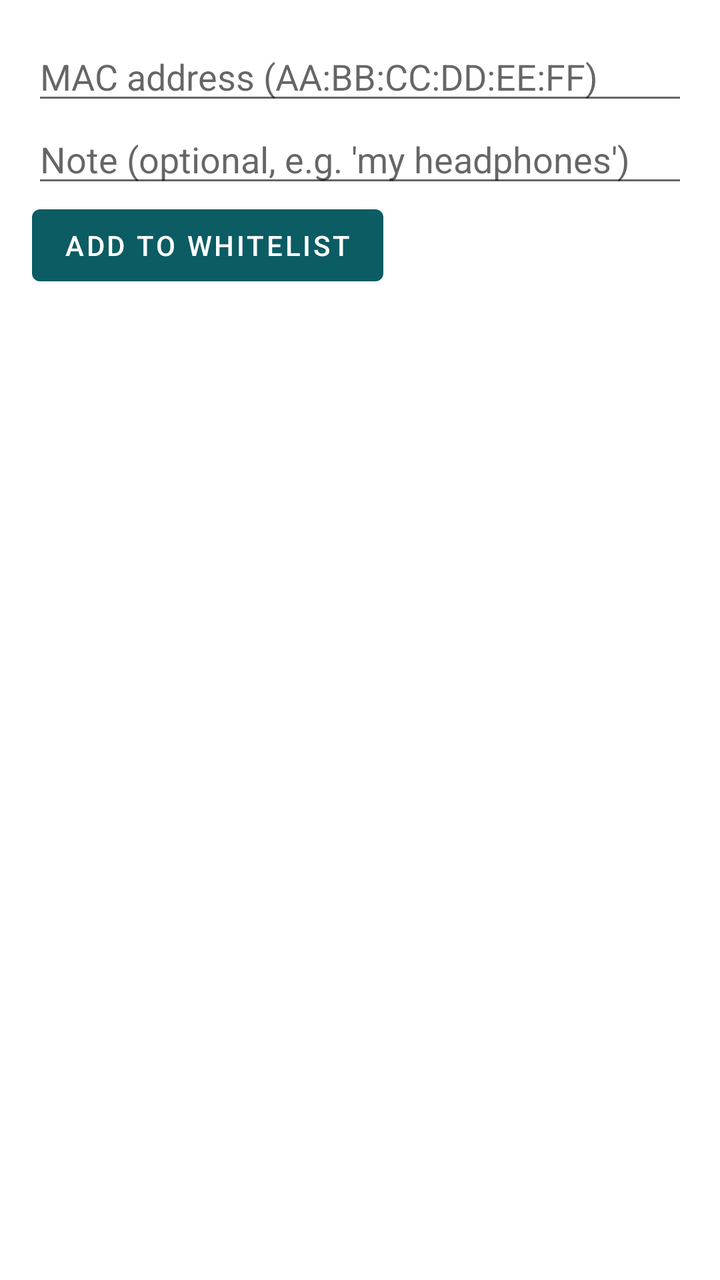
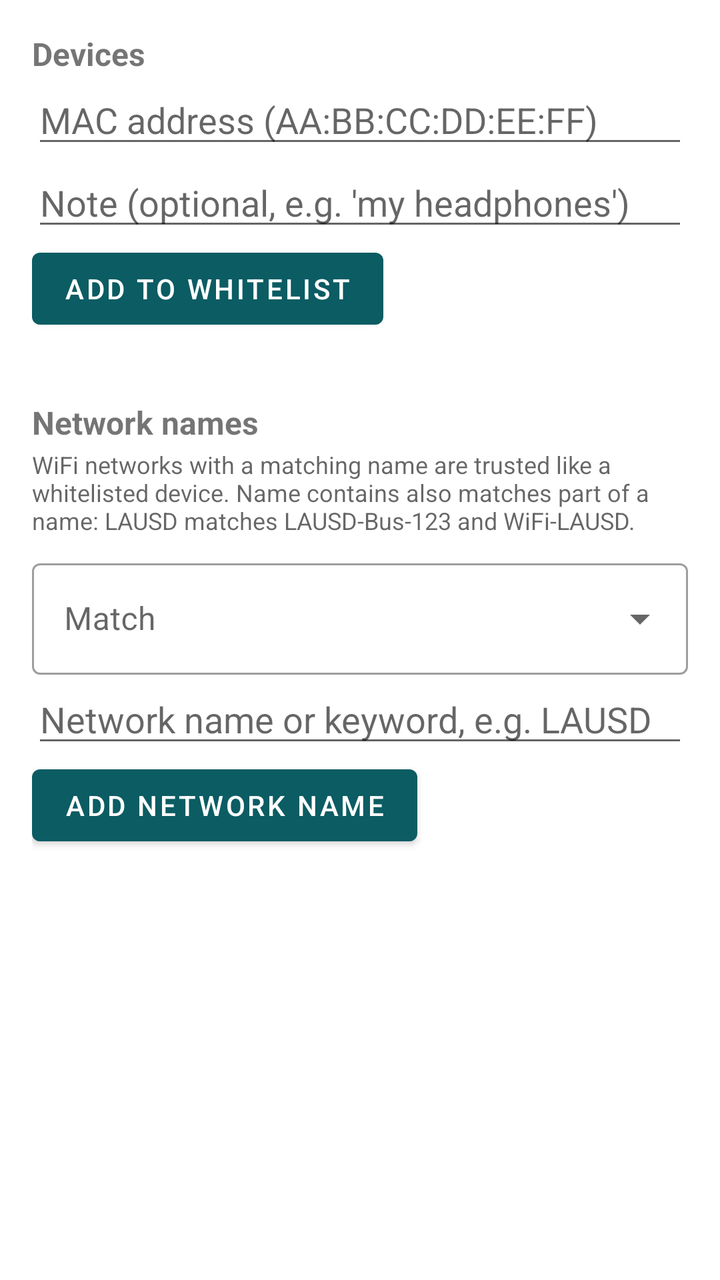

Before-and-after screenshots of an Android layout around one commit, followed by the original layout XML and the change that was made.
<!-- AndroidManifest.xml: application theme Theme.RFSentinel -->
<!-- res/layout/activity_whitelist.xml -->
<?xml version="1.0" encoding="utf-8"?>
<LinearLayout xmlns:android="http://schemas.android.com/apk/res/android"
    android:layout_width="match_parent"
    android:layout_height="match_parent"
    android:orientation="vertical"
    android:padding="16dp">

    <EditText
        android:id="@+id/macInput"
        android:layout_width="match_parent"
        android:layout_height="wrap_content"
        android:inputType="textCapCharacters|textNoSuggestions"
        android:importantForAutofill="no"
        android:hint="MAC address (AA:BB:CC:DD:EE:FF)" />

    <EditText
        android:id="@+id/noteInput"
        android:layout_width="match_parent"
        android:layout_height="wrap_content"
        android:inputType="text"
        android:importantForAutofill="no"
        android:hint="Note (optional, e.g. 'my headphones')" />

    <Button
        android:id="@+id/addButton"
        android:layout_width="wrap_content"
        android:layout_height="wrap_content"
        android:text="Add to whitelist" />

    <androidx.recyclerview.widget.RecyclerView
        android:id="@+id/recyclerView"
        android:layout_width="match_parent"
        android:layout_height="0dp"
        android:layout_weight="1"
        android:layout_marginTop="16dp" />

</LinearLayout>
<!-- resources referenced by this layout -->
<resources>
  <style name="Theme.RFSentinel" parent="Theme.MaterialComponents.DayNight.DarkActionBar">
          <item name="colorPrimary">@color/brand_primary</item>
          <item name="colorPrimaryVariant">@color/brand_primary_dark</item>
          <item name="colorOnPrimary">@android:color/white</item>
          <item name="colorSecondary">@color/brand_accent</item>
          <item name="colorOnSecondary">@android:color/white</item>
          <item name="rfScopeColor">@color/scope</item>
          <item name="rfScopeTextColor">@color/scope_text</item>
          <item name="rfTraceColor">@color/trace</item>
          <item name="rfAccent">@color/brand_highlight</item>
          <item name="rfOnAccent">@color/brand_on_highlight</item>
      </style>
  <color name="brand_primary">#0B5C63</color>
  <color name="brand_primary_dark">#073F44</color>
  <color name="brand_accent">#E0622D</color>
  <color name="scope">#0B5C63</color>
  <color name="scope_text">#AA0B5C63</color>
  <color name="trace">#E0622D</color>
  <color name="brand_highlight">#0B5C63</color>
  <color name="brand_on_highlight">#FFFFFF</color>
</resources>

<!-- the commit's change to res/layout/activity_whitelist.xml (unified diff, before → after) -->
@@ -1,37 +1,103 @@
 <?xml version="1.0" encoding="utf-8"?>
-<LinearLayout xmlns:android="http://schemas.android.com/apk/res/android"
+<androidx.core.widget.NestedScrollView xmlns:android="http://schemas.android.com/apk/res/android"
+    xmlns:app="http://schemas.android.com/apk/res-auto"
     android:layout_width="match_parent"
-    android:layout_height="match_parent"
-    android:orientation="vertical"
-    android:padding="16dp">
+    android:layout_height="match_parent">
 
-    <EditText
-        android:id="@+id/macInput"
+    <LinearLayout
         android:layout_width="match_parent"
         android:layout_height="wrap_content"
-        android:inputType="textCapCharacters|textNoSuggestions"
-        android:importantForAutofill="no"
-        android:hint="MAC address (AA:BB:CC:DD:EE:FF)" />
+        android:orientation="vertical"
+        android:padding="16dp">
 
-    <EditText
-        android:id="@+id/noteInput"
-        android:layout_width="match_parent"
-        android:layout_height="wrap_content"
-        android:inputType="text"
-        android:importantForAutofill="no"
-        android:hint="Note (optional, e.g. 'my headphones')" />
+        <TextView
+            android:layout_width="match_parent"
+            android:layout_height="wrap_content"
+            android:text="Devices"
+            android:textSize="@dimen/text_subtitle"
+            android:textStyle="bold" />
 
-    <Button
-        android:id="@+id/addButton"
-        android:layout_width="wrap_content"
-        android:layout_height="wrap_content"
-        android:text="Add to whitelist" />
+        <EditText
+            android:id="@+id/macInput"
+            android:layout_width="match_parent"
+            android:layout_height="wrap_content"
+            android:inputType="textCapCharacters|textNoSuggestions"
+            android:importantForAutofill="no"
+            android:hint="MAC address (AA:BB:CC:DD:EE:FF)" />
 
-    <androidx.recyclerview.widget.RecyclerView
-        android:id="@+id/recyclerView"
-        android:layout_width="match_parent"
-        android:layout_height="0dp"
-        android:layout_weight="1"
-        android:layout_marginTop="16dp" />
+        <EditText
+            android:id="@+id/noteInput"
+            android:layout_width="match_parent"
+            android:layout_height="wrap_content"
+            android:inputType="text"
+            android:importantForAutofill="no"
+            android:hint="Note (optional, e.g. 'my headphones')" />
 
-</LinearLayout>
+        <Button
+            android:id="@+id/addButton"
+            android:layout_width="wrap_content"
+            android:layout_height="wrap_content"
+            android:text="Add to whitelist" />
+
+        <androidx.recyclerview.widget.RecyclerView
+            android:id="@+id/recyclerView"
+            android:layout_width="match_parent"
+            android:layout_height="wrap_content"
+            android:layout_marginTop="8dp"
+            android:nestedScrollingEnabled="false" />
+
+        <TextView
+            android:layout_width="match_parent"
+            android:layout_height="wrap_content"
+            android:layout_marginTop="24dp"
+            android:text="Network names"
+            android:textSize="@dimen/text_subtitle"
+            android:textStyle="bold" />
+
+        <TextView
+            android:layout_width="match_parent"
+            android:layout_height="wrap_content"
+            android:paddingTop="2dp"
+            android:paddingBottom="8dp"
+            android:text="WiFi networks with a matching name are trusted like a whitelisted device. Name contains also matches part of a name: LAUSD matches LAUSD-Bus-123 and WiFi-LAUSD."
+            android:textColor="?android:attr/textColorSecondary"
+            android:textSize="@dimen/text_caption" />
+
+        <com.google.android.material.textfield.TextInputLayout
+            style="@style/Widget.MaterialComponents.TextInputLayout.OutlinedBox.ExposedDropdownMenu"
+            android:layout_width="match_parent"
+            android:layout_height="wrap_content"
+            android:hint="Match"
+            app:endIconMode="dropdown_menu">
+
+            <AutoCompleteTextView
+                android:id="@+id/networkMatch"
+                android:layout_width="match_parent"
+                android:layout_height="wrap_content"
+                android:inputType="none"
+                android:saveEnabled="false" />
+        </com.google.android.material.textfield.TextInputLayout>
+
+        <EditText
+            android:id="@+id/networkInput"
+            android:layout_width="match_parent"
+            android:layout_height="wrap_content"
+            android:inputType="text|textNoSuggestions"
+            android:importantForAutofill="no"
+            android:hint="Network name or keyword, e.g. LAUSD" />
+
+        <Button
+            android:id="@+id/addNetworkButton"
+            android:layout_width="wrap_content"
+            android:layout_height="wrap_content"
+            android:text="Add network name" />
+
+        <androidx.recyclerview.widget.RecyclerView
+            android:id="@+id/networkList"
+            android:layout_width="match_parent"
+            android:layout_height="wrap_content"
+            android:layout_marginTop="8dp"
+            android:nestedScrollingEnabled="false" />
+
+    </LinearLayout>
+</androidx.core.widget.NestedScrollView>
<!-- resource entries referenced after the edit -->
@@ -1,5 +1,7 @@
 <!-- resources referenced by this layout -->
 <resources>
+  <dimen name="text_caption">12sp</dimen>
+  <dimen name="text_subtitle">16sp</dimen>
   <style name="Theme.RFSentinel" parent="Theme.MaterialComponents.DayNight.DarkActionBar">
           <item name="colorPrimary">@color/brand_primary</item>
           <item name="colorPrimaryVariant">@color/brand_primary_dark</item>
